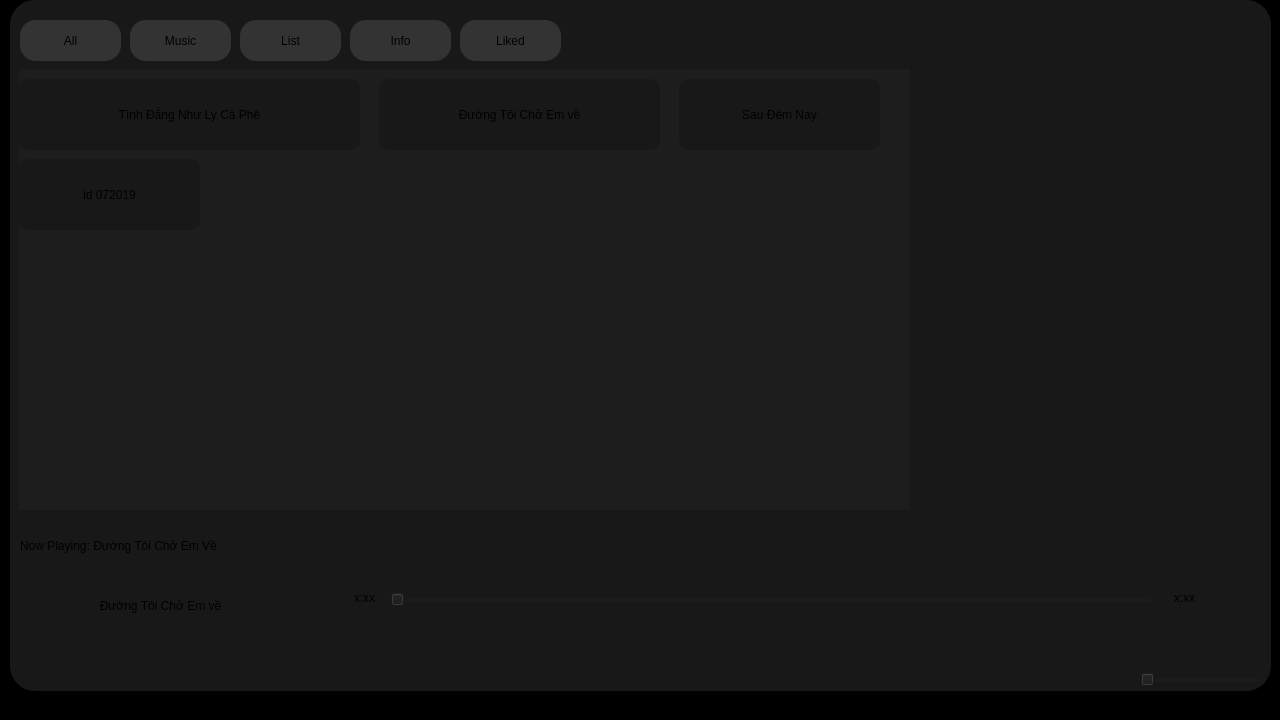
Before: the Qt Designer form ui/Main.ui in xbinh47/PTI_GiaNghia_ThienBao, drawn with Qt 5.
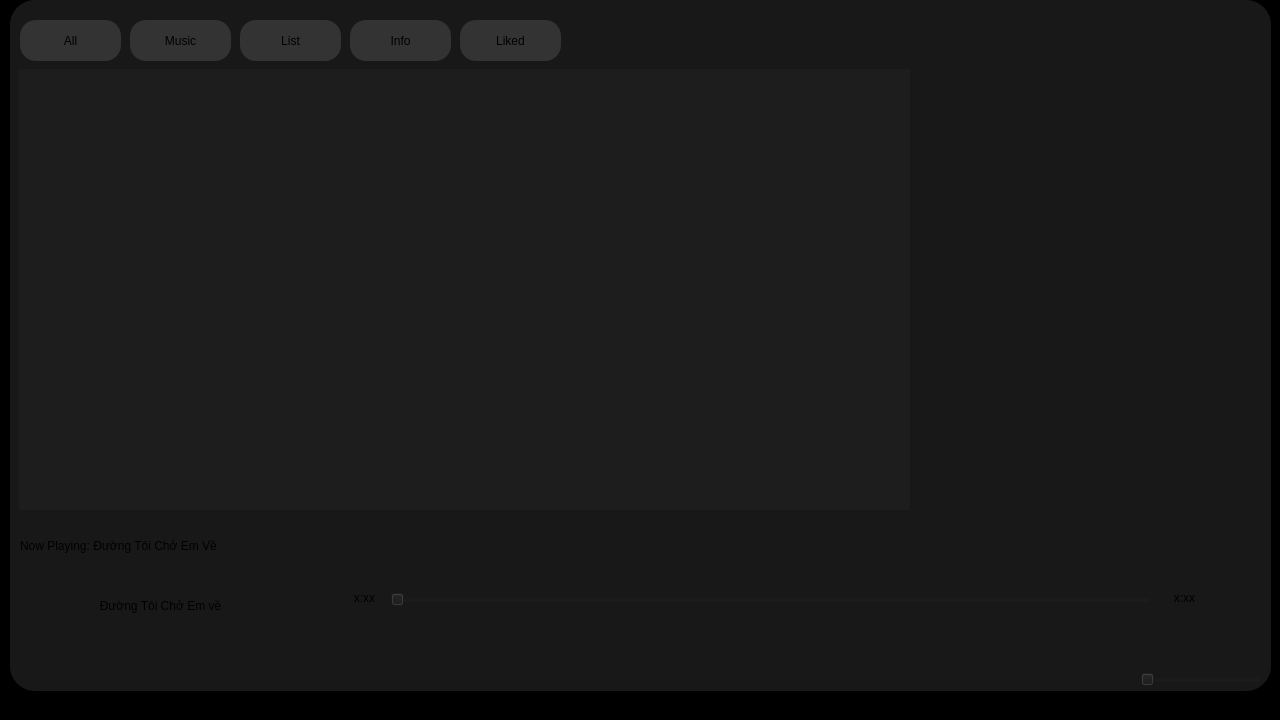
After: the same form once the commit is applied. The open tabs and pages were chosen to show the change. Icons and pictures are not drawn.

Commit message: add code list item

```diff
--- a/ui/Main.ui
+++ b/ui/Main.ui
@@ -1298,117 +1298,28 @@
        </widget>
       </widget>
       <widget class="QWidget" name="page">
-       <widget class="QPushButton" name="pushButton_21">
+       <widget class="QScrollArea" name="songList">
         <property name="geometry">
          <rect>
-          <x>660</x>
-          <y>10</y>
-          <width>201</width>
-          <height>71</height>
-         </rect>
-        </property>
-        <property name="styleSheet">
-         <string notr="true">background-color:rgb(24, 24, 24);
-font: 500 14pt &quot;Roboto Mono Medium&quot;;
-border-radius: 10;</string>
-        </property>
-        <property name="text">
-         <string>Sau Đêm Nay</string>
-        </property>
-        <property name="icon">
-         <iconset>
-          <normaloff>../img/Sau Đêm Nay.png</normaloff>../img/Sau Đêm Nay.png</iconset>
-        </property>
-        <property name="iconSize">
-         <size>
-          <width>75</width>
-          <height>75</height>
-         </size>
-        </property>
-       </widget>
-       <widget class="QPushButton" name="pushButton_26">
-        <property name="geometry">
-         <rect>
-          <x>360</x>
-          <y>10</y>
-          <width>281</width>
-          <height>71</height>
-         </rect>
-        </property>
-        <property name="styleSheet">
-         <string notr="true">background-color:rgb(24, 24, 24);
-font: 500 14pt &quot;Roboto Mono Medium&quot;;
-border-radius: 10;</string>
-        </property>
-        <property name="text">
-         <string>Đường Tôi Chở Em về</string>
-        </property>
-        <property name="icon">
-         <iconset>
-          <normaloff>../img/Đường Tôi Chở Em Về.png</normaloff>../img/Đường Tôi Chở Em Về.png</iconset>
-        </property>
-        <property name="iconSize">
-         <size>
-          <width>75</width>
-          <height>75</height>
-         </size>
-        </property>
-       </widget>
-       <widget class="QPushButton" name="pushButton_27">
-        <property name="geometry">
-         <rect>
           <x>0</x>
-          <y>10</y>
-          <width>341</width>
-          <height>71</height>
+          <y>0</y>
+          <width>871</width>
+          <height>441</height>
          </rect>
         </property>
-        <property name="styleSheet">
-         <string notr="true">background-color:rgb(24, 24, 24);
-font: 500 14pt &quot;Roboto Mono Medium&quot;;
-border-radius: 10;</string>
+        <property name="widgetResizable">
+         <bool>true</bool>
         </property>
-        <property name="text">
-         <string>Tình Đắng Như Ly Cà Phê</string>
-        </property>
-        <property name="icon">
-         <iconset>
-          <normaloff>../img/Tình Đắng Như Ly Cà Phê.png</normaloff>../img/Tình Đắng Như Ly Cà Phê.png</iconset>
-        </property>
-        <property name="iconSize">
-         <size>
-          <width>75</width>
-          <height>75</height>
-         </size>
-        </property>
-       </widget>
-       <widget class="QPushButton" name="pushButton_28">
-        <property name="geometry">
-         <rect>
-          <x>0</x>
-          <y>90</y>
-          <width>181</width>
-          <height>71</height>
-         </rect>
-        </property>
-        <property name="styleSheet">
-         <string notr="true">background-color:rgb(24, 24, 24);
-font: 500 14pt &quot;Roboto Mono Medium&quot;;
-border-radius: 10;</string>
-        </property>
-        <property name="text">
-         <string>id 072019</string>
-        </property>
-        <property name="icon">
-         <iconset>
-          <normaloff>../img/id 072019.png</normaloff>../img/id 072019.png</iconset>
-        </property>
-        <property name="iconSize">
-         <size>
-          <width>75</width>
-          <height>75</height>
-         </size>
-        </property>
+        <widget class="QWidget" name="scrollAreaWidgetContents">
+         <property name="geometry">
+          <rect>
+           <x>0</x>
+           <y>0</y>
+           <width>871</width>
+           <height>441</height>
+          </rect>
+         </property>
+        </widget>
        </widget>
       </widget>
      </widget>
```
Left out of the diff: 4 changed lines with no effect on the pictures. The commit also changes 22 other files.
